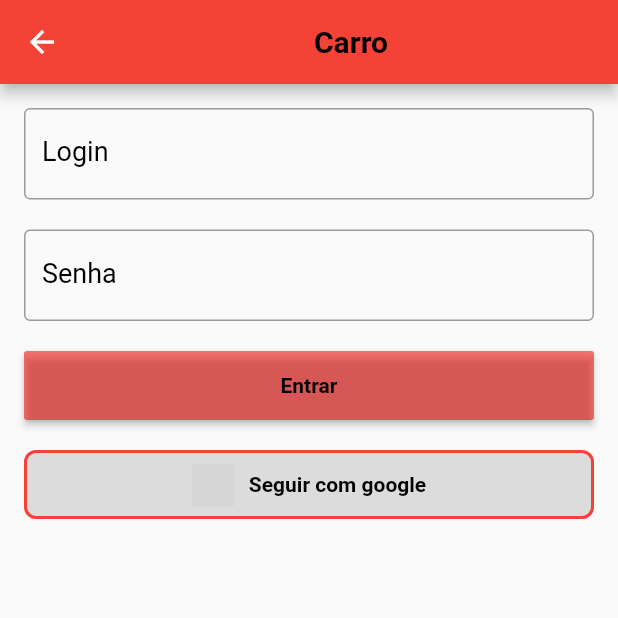
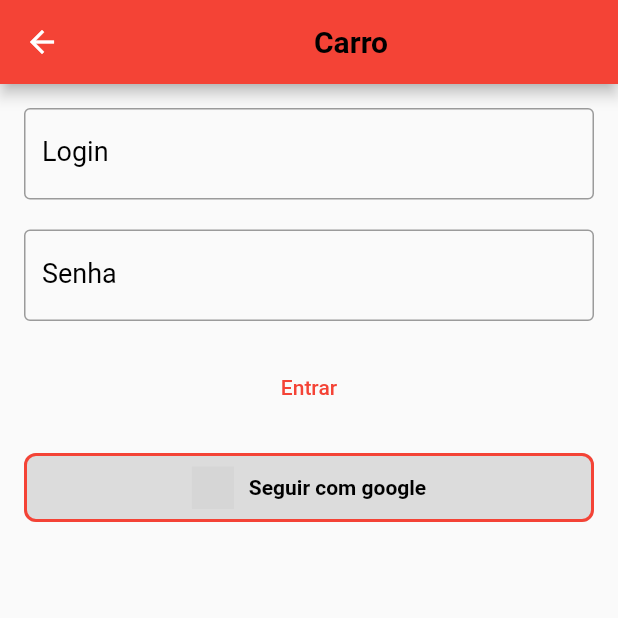
Before and after one commit to EmanoelG/projeto-list-car, a Flutter app: the LoginPage screen opened directly, on a phone screen of 412 x 824 dp, the top half of it. Run offline on Flutter 3.47's test engine with Material 2 defaults, Android fonts, the phone set to English and light mode, and no system bars; our stand-ins replace auth_buttons, cached_network_image, connectivity_plus, flutter_mobx, image_picker, mobx and 3 more; accounts and stored records are empty; generated files the repository leaves out were written again; grey boxes are pictures that could not be loaded.

Commit message:
ok por hj

```diff
--- a/lib/pages/login/login_page.dart
+++ b/lib/pages/login/login_page.dart
@@ -1,4 +1,5 @@
 import 'package:flutter/material.dart';
+import 'package:flutter/services.dart';
 import 'package:list_car/pages/login/login_bloc.dart';
 import 'package:list_car/pages/login/usuario.dart';
 import 'package:list_car/pages/widgets/app_button.dart';
@@ -16,7 +17,7 @@ class LoginPage extends StatefulWidget {
 
 class _LoginPageState extends State<LoginPage> {
   final _tlogin = TextEditingController();
-
+  var _controller = TextEditingController();
   final _tsenha = TextEditingController();
 
   final _formKey = GlobalKey<FormState>();
@@ -29,14 +30,12 @@ class _LoginPageState extends State<LoginPage> {
   void initState() {
     super.initState();
 
-    /**
     Future<Usuario> future = Usuario.get();
     future.then((Usuario user) {
       if (user != null) {
         push(context, HomePage(), replace: true);
       }
     });
-    */
   }
 
   @override
@@ -61,9 +60,7 @@ class _LoginPageState extends State<LoginPage> {
   }
 
   _body() {
-    return Form(
-      key: _formKey,
-      child: Padding(
+    return Padding(
       padding: EdgeInsets.all(16.0),
       child: ListView(
         children: [
@@ -87,11 +84,13 @@ class _LoginPageState extends State<LoginPage> {
             textInputAction: TextInputAction.next,
           ),
           SizedBox(height: 20),
-            StreamBuilder<bool>(
-              stream: _loginBloc.stramControllerProgress,
-              builder: (context, snapshot) {
-                return AppButton(entrar, _onClickLogin, snapshot.data ?? false);
+          TextButton(
+            onPressed: () {
+              _onClickLogin();
             },
+            child: const Text(
+              'Entrar',
+            ),
           ),
           Container(
             height: 46,
@@ -112,14 +111,14 @@ class _LoginPageState extends State<LoginPage> {
           )
         ],
       ),
-      ),
     );
   }
 
   _onClickLogin() async {
-    if (!_formKey.currentState.validate()) {
-      return;
-    }
+    print('Clicou login');
+    // if (!_formKey.currentState.validate()) {
+    //   return;
+    // }
     var logins = _tlogin.text;
     String senha = _tsenha.text;
 
@@ -134,7 +133,9 @@ class _LoginPageState extends State<LoginPage> {
       } else {
         alert(context, apisResponse.msg);
       }
-    } on Exception catch (e) {}
+    } on Exception catch (e) {
+      print('Exception: ' + e.toString());
+    }
   }
 
   String _validatelogin(String value) {
--- a/pubspec.yaml
+++ b/pubspec.yaml
@@ -23,7 +23,7 @@ environment:
 dependencies:
   flutter:
     sdk: flutter
-  http: ^0.13.3
+ # http: ^0.13.3
 
   shared_preferences: ^2.0.4
   cupertino_icons: ^1.0.2
```
Also changed, not shown: pubspec.lock, 1 other file. Lines whose indentation alone changed are shown as unchanged.
